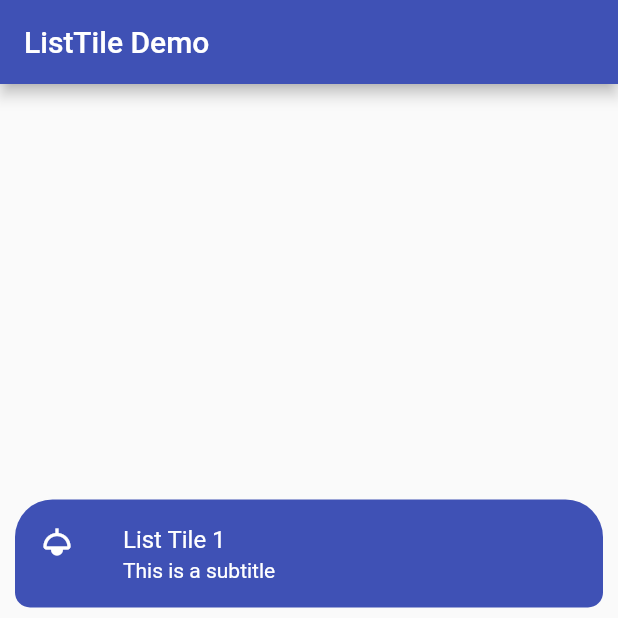
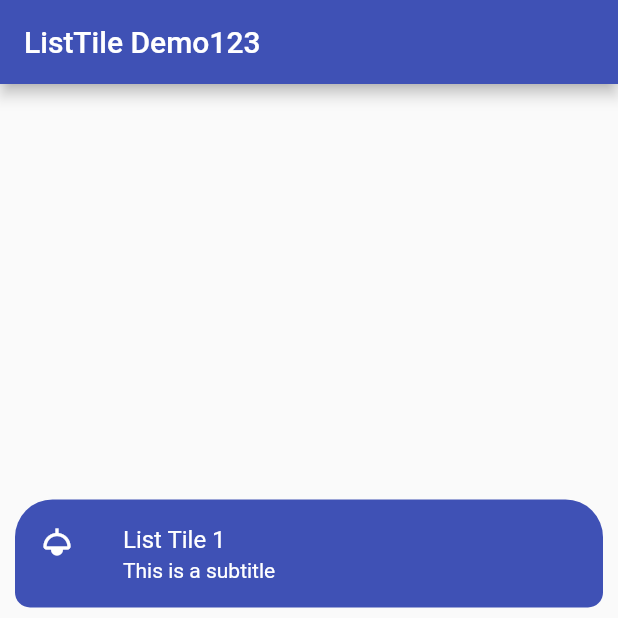
Before and after one commit to tanat29/listtile_fluttter, a Flutter app: the screen it shows after launch, on a phone screen of 412 x 824 dp, the top half of it. Run offline on Flutter 3.47's test engine with Material 2 defaults, Android fonts, the phone set to English and light mode, and no system bars.

Commit message:
Update main.dart

```diff
--- a/lib/main.dart
+++ b/lib/main.dart
@@ -30,7 +30,7 @@ class _MyHomePageState extends State<MyHomePage> {
   Widget build(BuildContext context) {
     return Scaffold(
       appBar: AppBar(
-        title: const Text('ListTile Demo'),
+        title: const Text('ListTile Demo123'),
         backgroundColor: Colors.indigo,
       ),
       body: Center(
```
